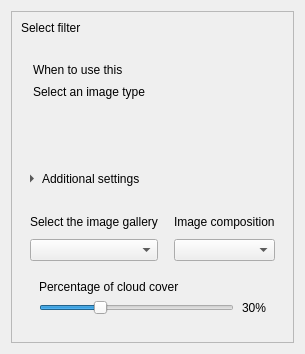
First picture: the form in src/frontend/presentation/resources/ui/wizard_basic_02_image_type.ui, repository Cristian-Blanco/Geo-Time-Lapse, before the edit.
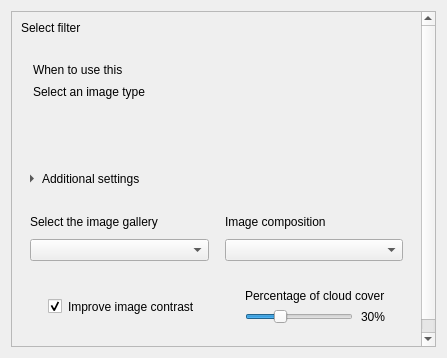
Second picture: the form after the edit.

Commit message:
[Add] implement image contrast normalization with UI and backend integration
    - Add image contrast normalization based on min/max percentile values
    - Integrate normalization logic in backend processing pipeline
    - Add UI control to enable/disable contrast improvement
    - Connect checkbox state to application store
    - Apply normalization only for optical imagery
    - Update translations for new UI elements

Diff of the .ui file:
```diff
--- a/src/frontend/presentation/resources/ui/wizard_basic_02_image_type.ui
+++ b/src/frontend/presentation/resources/ui/wizard_basic_02_image_type.ui
@@ -184,6 +184,64 @@
 
                                         <!-- percent horizontal -->
                                         <item row="2" column="0" colspan="2">
+                                            <widget class="QFrame" name="frm_filters_group">
+                                                <layout class="QGridLayout">
+
+                                                    <!-- Improve contrast -->
+                                                    <item row="0" column="0">
+                                                        <widget class="QWidget">
+                                                            <layout class="QHBoxLayout">
+                                                                <property name="spacing">
+                                                                    <number>6</number>
+                                                                </property>
+
+                                                                <item>
+                                                                    <widget class="QCheckBox" name="chk_normalize_images">
+                                                                        <property name="text">
+                                                                            <string></string>
+                                                                        </property>
+                                                                        <property name="checked">
+                                                                            <bool>true</bool>
+                                                                        </property>
+                                                                        <property name="class" stdset="0">
+                                                                            <string>group_check</string>
+                                                                        </property>
+                                                                        <property name="cursor">
+                                                                            <cursorShape>PointingHandCursor</cursorShape>
+                                                                        </property>
+                                                                    </widget>
+                                                                </item>
+
+                                                                <item>
+                                                                    <widget class="QLabel">
+                                                                        <property name="text">
+                                                                            <string>Improve image contrast</string>
+                                                                        </property>
+                                                                        <property name="class" stdset="0">
+                                                                            <string>group_description</string>
+                                                                        </property>
+                                                                    </widget>
+                                                                </item>
+
+                                                                <item>
+                                                                    <spacer name="normalizeSpacer">
+                                                                        <property name="orientation">
+                                                                            <enum>Qt::Horizontal</enum>
+                                                                        </property>
+                                                                        <property name="sizeHint" stdset="0">
+                                                                            <size>
+                                                                                <width>40</width>
+                                                                                <height>20</height>
+                                                                            </size>
+                                                                        </property>
+                                                                    </spacer>
+                                                                </item>
+                                                            </layout>
+                                                        </widget>
+                                                    </item>
+
+                                                    <!-- Cloud percentage -->
+                                                    <item row="0" column="1">
                                             <widget class="QWidget" name="cloud_container">
                                                 <layout class="QVBoxLayout">
                                                     <property name="spacing">
@@ -238,6 +296,9 @@
                                                                 </widget>
                                                             </item>
                                                         </layout>
+                                                                </item>
+                                                            </layout>
+                                                        </widget>
                                                     </item>
                                                 </layout>
                                             </widget>
```
Left out of the diff: 2 changed lines with no effect on the pictures. Lines whose indentation alone changed are shown as unchanged. The commit also changes 16 other files.
